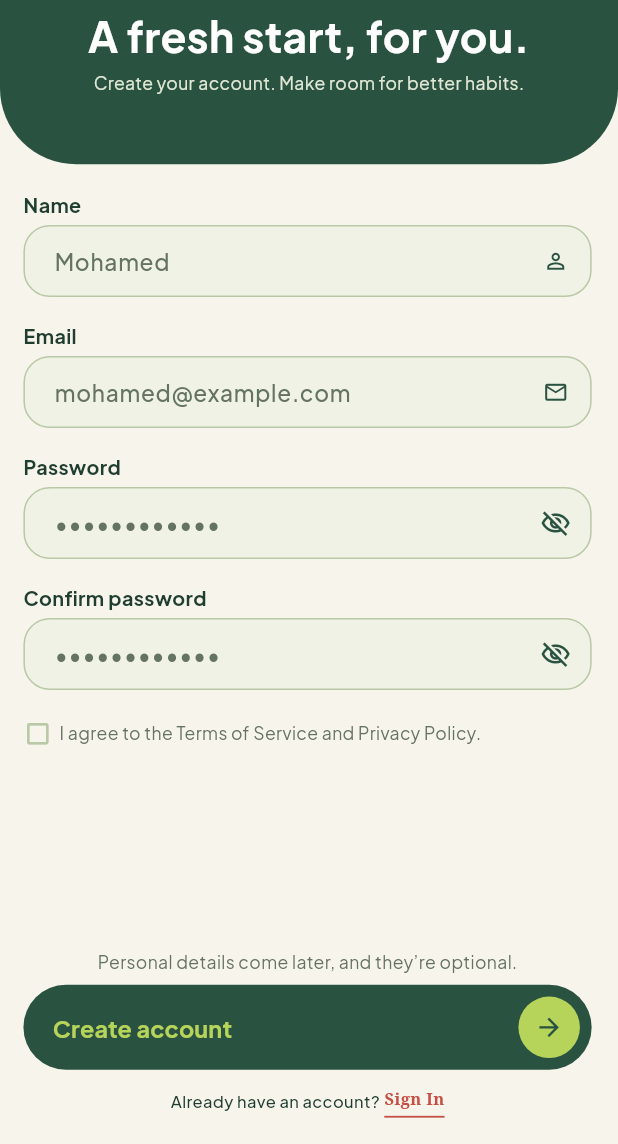
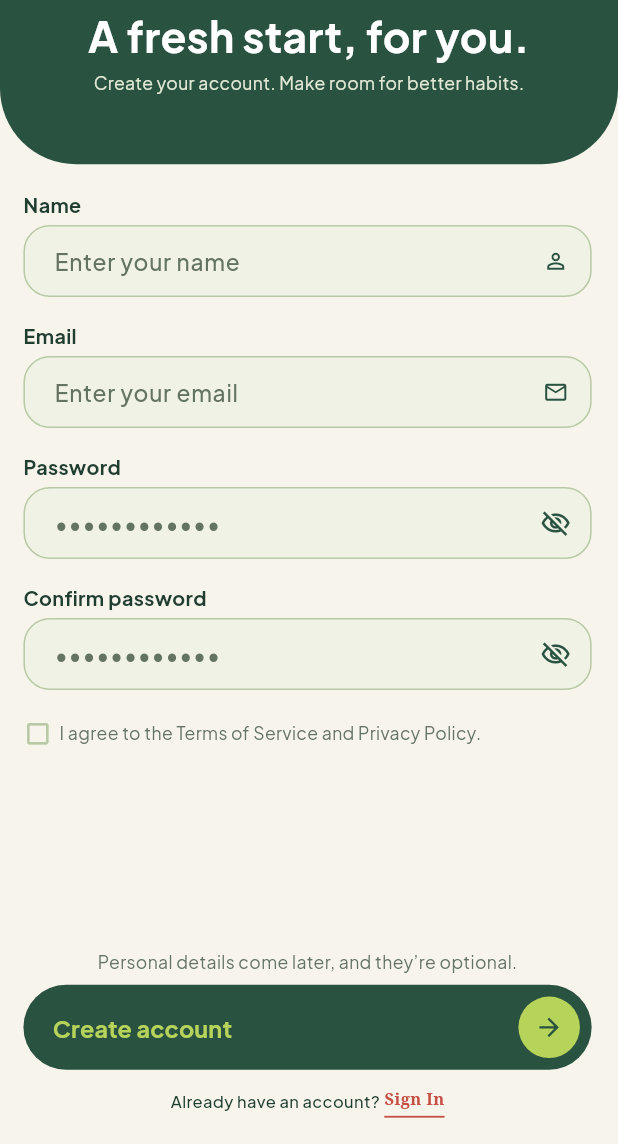
Before and after one commit to Elboraeyy/NutriVision-Capstone-Project, a Flutter app: the SignUpScreen screen opened by its route, on a phone screen of 412 x 824 dp, the part 92-1236 px from its top. Run offline on Flutter 3.47's test engine with Material 3 defaults, Android fonts, the phone set to English and light mode, and no system bars; our stand-ins replace flutter_bloc, flutter_svg, go_router, shared_preferences; accounts and stored records are empty.

Commit message:
Update hint texts in sign up screen fields

```diff
--- a/lib/features/auth/presentation/screens/sign_up_screen.dart
+++ b/lib/features/auth/presentation/screens/sign_up_screen.dart
@@ -150,7 +150,7 @@ class _SignUpScreenState extends State<SignUpScreen> {
                             children: [
                               AppTextField(
                                 label: 'Name',
-                                hintText: 'Mohamed',
+                                hintText: 'Enter your name',
                                 controller: _nameController,
                                 suffixIcon: const Icon(
                                   Icons.person_outline,
@@ -161,7 +161,7 @@ class _SignUpScreenState extends State<SignUpScreen> {
                               SizedBox(height: AppResponsive.value(context, 2)),
                               AppTextField(
                                 label: 'Email',
-                                hintText: 'mohamed@example.com',
+                                hintText: 'Enter your email',
                                 controller: _emailController,
                                 keyboardType: TextInputType.emailAddress,
                                 suffixIcon: const Icon(
```
